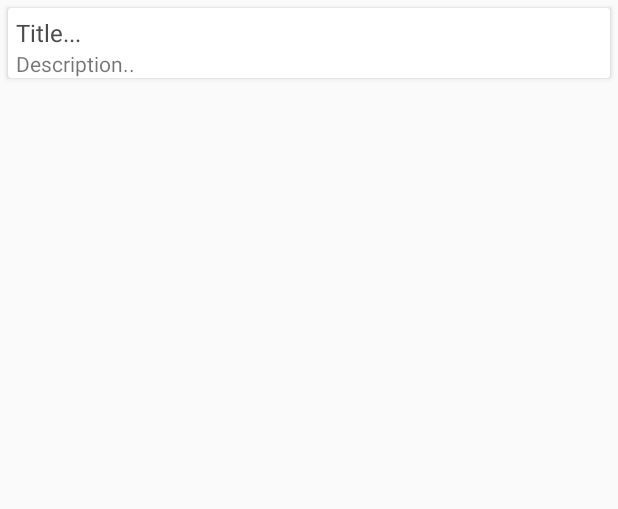
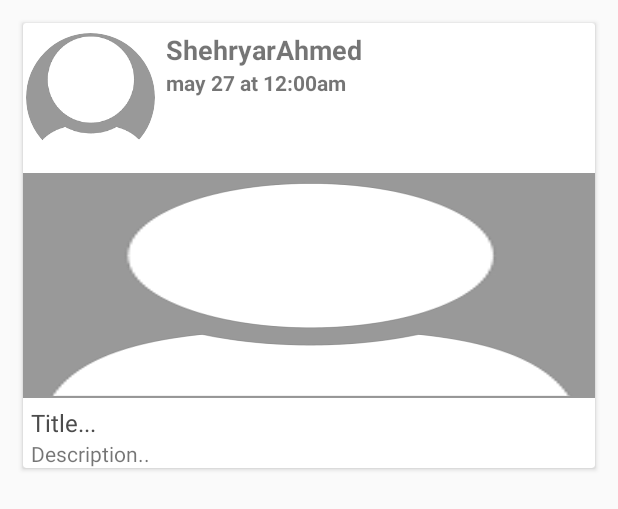
Before and after one commit to ShehryarAhmed/BlogAppAndroid, an Android app: the layout activity_blogpost.xml on its own in the app's theme, with its tools: preview values and no code run, on a phone screen of 412 x 824 dp. Shown: the top 509 px of the screen. Run offline under Robolectric (Android 15) with nearby library versions, the phone set to English and light mode, and no system bars.

Commit message:
working on sinup activity to set and get profile pic..

```diff
--- a/SimpleBlogApp/app/src/main/java/com/example/android/simpleblogapp/accountSetup/UserDetail.java
+++ b/SimpleBlogApp/app/src/main/java/com/example/android/simpleblogapp/accountSetup/UserDetail.java
@@ -6,6 +6,7 @@ package com.example.android.simpleblogapp.accountSetup;
  */
 
 public class UserDetail {
+    private String profPic;
     private String fname;
     private String lname;
     private String email;
@@ -39,7 +40,8 @@ public class UserDetail {
         this.email = email;
         this.password = password;
         this.userID = Uid;
-    }public UserDetail(String fname, String lname, String email, String password) {
+    }
+    public UserDetail(String fname, String lname, String email, String password) {
 
         this.fname = fname;
         this.lname = lname;
@@ -52,4 +54,13 @@ public class UserDetail {
         this.email = email;
         this.password = password;
     }
+
+    public UserDetail(String profPic, String fname, String lname, String email, String password, String userID) {
+        this.profPic = profPic;
+        this.fname = fname;
+        this.lname = lname;
+        this.email = email;
+        this.password = password;
+        this.userID = userID;
+    }
 }
--- a/SimpleBlogApp/app/src/main/res/layout/activity_blogpost.xml
+++ b/SimpleBlogApp/app/src/main/res/layout/activity_blogpost.xml
@@ -7,21 +7,59 @@
         android:id="@+id/card_view"
         android:layout_width="match_parent"
         android:layout_height="wrap_content"
-        android:layout_margin="05dp"
+        android:layout_margin="15dp"
 >
 <LinearLayout
     android:layout_width="match_parent"
     android:layout_height="wrap_content"
     android:orientation="vertical">
-        <ImageView
+<LinearLayout
+    android:layout_width="match_parent"
+    android:layout_height="100dp"
+    android:orientation="horizontal"
+    >
+    <de.hdodenhof.circleimageview.CircleImageView
+        xmlns:app="http://schemas.android.com/apk/res-auto"
+        android:id="@+id/profile_image"
+        android:layout_width="90dp"
+        android:layout_height="90dp"
+        android:layout_gravity="center"
+        android:src="@drawable/default_image"
+        app:civ_border_width="2dp"
+        app:civ_border_color="#fff">
+
+    </de.hdodenhof.circleimageview.CircleImageView>
+    <LinearLayout
+        android:layout_width="wrap_content"
+        android:layout_height="wrap_content"
+        android:orientation="vertical"
+        android:layout_margin="5dp">
+<TextView
+    android:layout_width="wrap_content"
+    android:layout_height="wrap_content"
+    android:text="ShehryarAhmed"
+    android:textStyle="bold"
+    android:textSize="18sp"
+    />
+
+        <TextView
+            android:id="@+id/textView"
+            android:layout_width="wrap_content"
+            android:layout_height="wrap_content"
+            android:text="may 27 at 12:00am"
+            android:textSize="14sp"
+            android:textStyle="bold" />
+    </LinearLayout>
+</LinearLayout>
+    <ImageView
 
             android:id="@+id/blog_image"
             android:layout_width="match_parent"
             android:layout_height="wrap_content"
-            android:scaleType="centerCrop"
             android:adjustViewBounds="true"
+            android:background="@drawable/default_image"
 
-             />
+            android:scaleType="centerCrop" />
 
     <TextView
         android:id="@+id/blog_title"
--- a/SimpleBlogApp/app/src/main/res/layout/activity_profile_setting.xml
+++ b/SimpleBlogApp/app/src/main/res/layout/activity_profile_setting.xml
@@ -10,7 +10,7 @@
 
     <ImageButton
         android:id="@+id/displayImg"
-        android:layout_width="match_parent"
+        android:layout_width="wrap_content"
         android:layout_height="150dp"
         android:layout_margin="10dp"
         android:src="@drawable/default_image"
```
